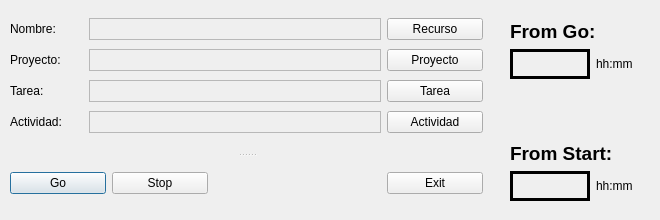
dpeinado/restec, file es.estec.gestionProjectosV02/src/cliente/mainform.ui: the form before one commit.
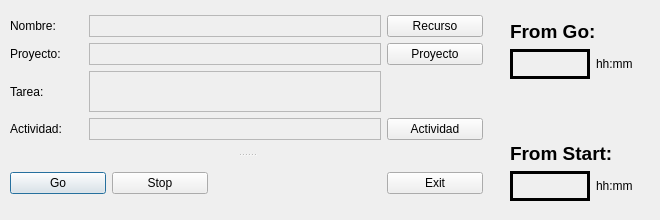
The form after the commit.

What changed in the file:
```diff
--- a/es.estec.gestionProjectosV02/src/cliente/mainform.ui
+++ b/es.estec.gestionProjectosV02/src/cliente/mainform.ui
@@ -274,22 +274,6 @@
        </property>
       </widget>
      </item>
-     <item row="2" column="2">
-      <widget class="QPushButton" name="setTareaButton">
-       <property name="minimumSize">
-        <size>
-         <width>96</width>
-         <height>0</height>
-        </size>
-       </property>
-       <property name="focusPolicy">
-        <enum>Qt::NoFocus</enum>
-       </property>
-       <property name="text">
-        <string>Tarea</string>
-       </property>
-      </widget>
-     </item>
      <item row="3" column="0">
       <widget class="QLabel" name="label_4">
        <property name="text">
```
